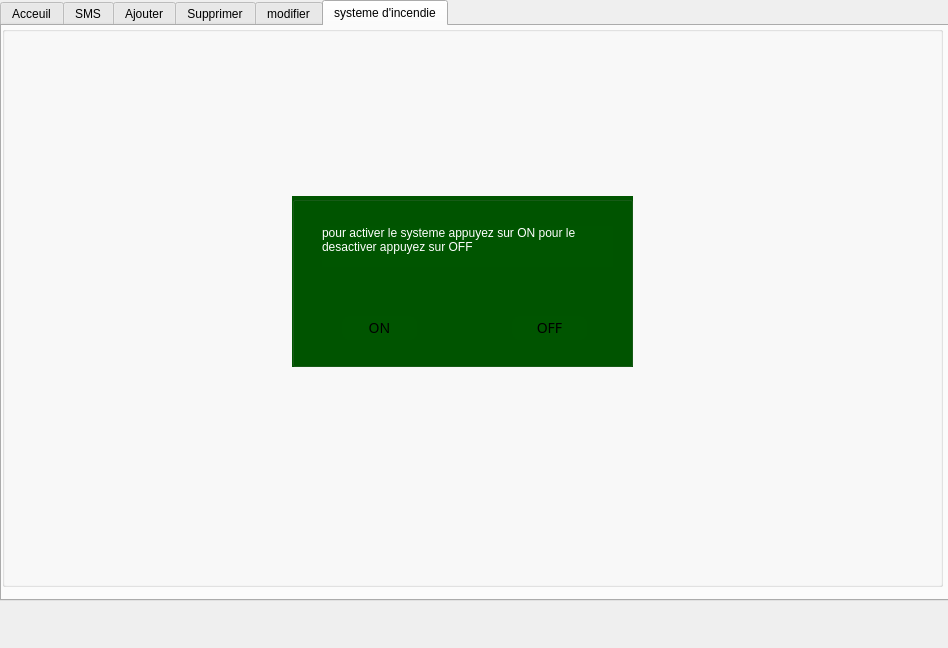
First picture: the form in employes.ui, repository Hamoda73/Projet_Smart_rdi_center, before the edit.
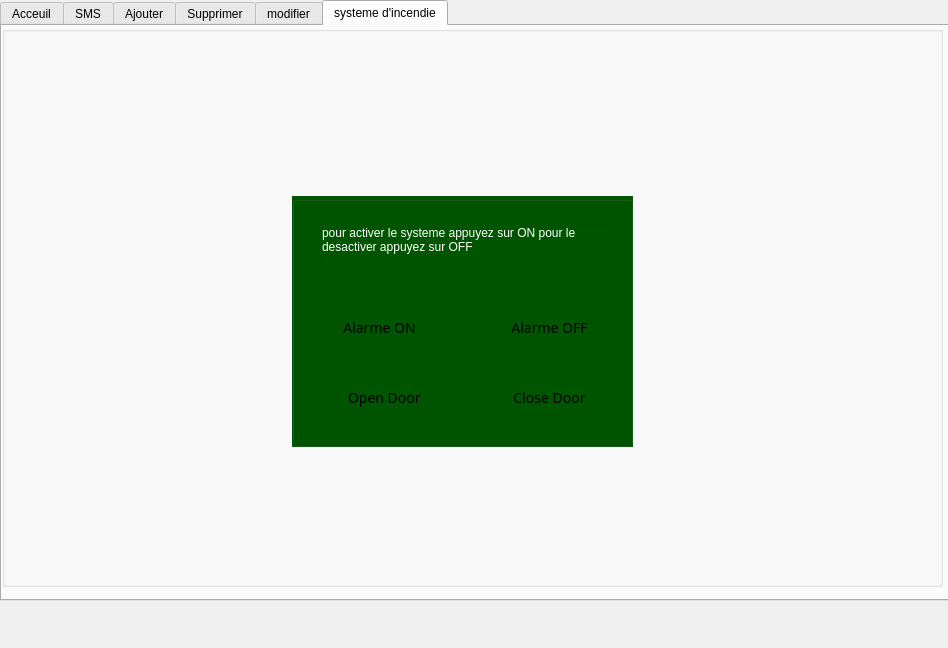
Second picture: the form after the edit. Icons and pictures are not drawn.

Diff of the .ui file:
```diff
--- a/employes.ui
+++ b/employes.ui
@@ -1435,7 +1435,7 @@
         <x>290</x>
         <y>170</y>
         <width>341</width>
-        <height>171</height>
+        <height>251</height>
        </rect>
       </property>
       <property name="styleSheet">
@@ -1484,7 +1484,7 @@
 }</string>
        </property>
        <property name="text">
-        <string>ON</string>
+        <string>Alarme ON</string>
        </property>
       </widget>
       <widget class="QPushButton" name="pb_OFF">
@@ -1525,7 +1525,7 @@
 }</string>
        </property>
        <property name="text">
-        <string>OFF</string>
+        <string>Alarme OFF</string>
        </property>
       </widget>
       <widget class="QLabel" name="label_ard">
@@ -1550,6 +1550,88 @@
         <bool>true</bool>
        </property>
       </widget>
+      <widget class="QPushButton" name="pb_OPD">
+       <property name="geometry">
+        <rect>
+         <x>50</x>
+         <y>190</y>
+         <width>81</width>
+         <height>24</height>
+        </rect>
+       </property>
+       <property name="styleSheet">
+        <string notr="true">*{
+ font-family:century gothic;
+   font-size:14px;
+}
+
+QFrame
+{
+ 	 
+}
+QPushButton
+{
+
+	
+	background-image: url(:/img/white.jpg);
+}
+QPushButton
+{
+ border-radius:8px;
+}
+QPushButton:hover
+{
+color:rgb(255,255,255);
+ 
+border-radius:10px;
+background:#3CB043;
+}</string>
+       </property>
+       <property name="text">
+        <string> Open Door</string>
+       </property>
+      </widget>
+      <widget class="QPushButton" name="pb_CLD">
+       <property name="geometry">
+        <rect>
+         <x>220</x>
+         <y>190</y>
+         <width>75</width>
+         <height>24</height>
+        </rect>
+       </property>
+       <property name="styleSheet">
+        <string notr="true">*{
+ font-family:century gothic;
+   font-size:14px;
+}
+
+QFrame
+{
+ 	 
+}
+QPushButton
+{
+
+	
+	background-image: url(:/img/white.jpg);
+}
+QPushButton
+{
+ border-radius:8px;
+}
+QPushButton:hover
+{
+color:rgb(255,255,255);
+ 
+border-radius:10px;
+background:#3CB043;
+}</string>
+       </property>
+       <property name="text">
+        <string>Close Door</string>
+       </property>
+      </widget>
      </widget>
     </widget>
    </widget>
```
